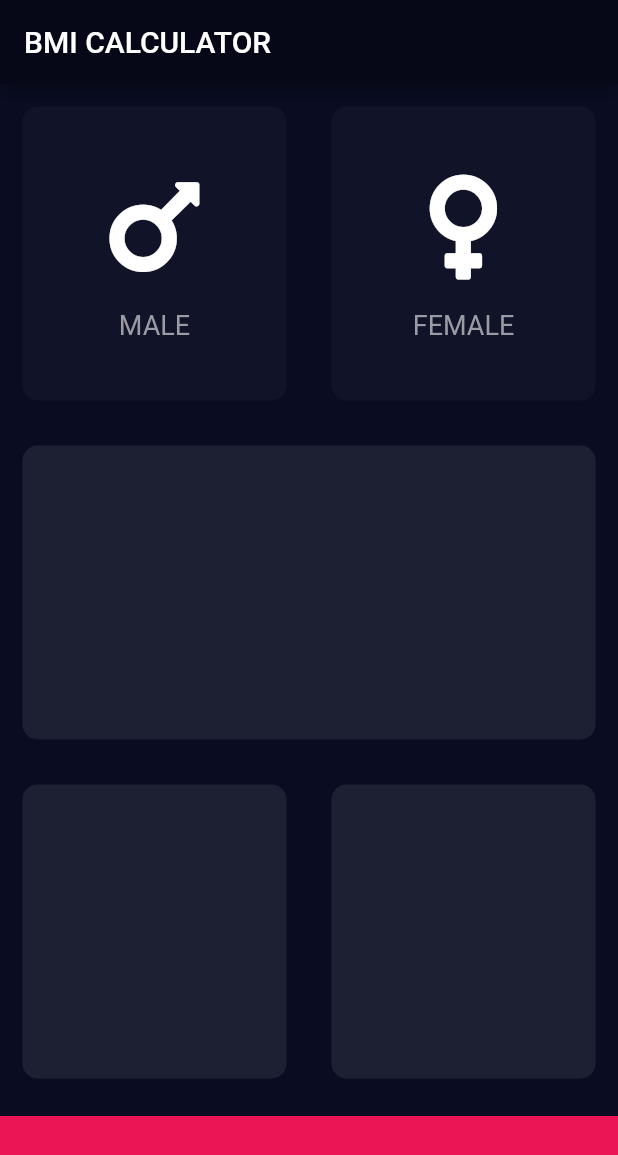
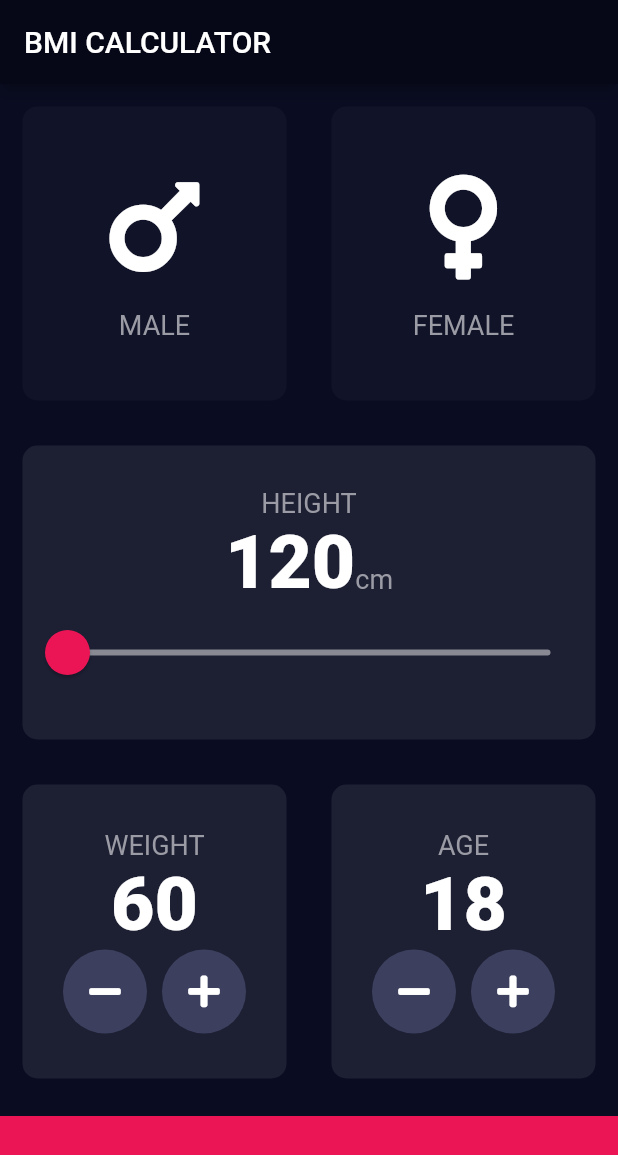
Before and after one commit to weswinggg/bmi-calculator-flutter-tutorial, a Flutter app: the screen it shows after launch, on a phone screen of 412 x 824 dp. Shown: the top 1155 px of the screen. Run offline on Flutter 3.47's test engine with Material 2 defaults, Android fonts, the phone set to English and light mode, and no system bars; our stand-ins replace font_awesome_flutter.

Commit message:
Added slider and age UI
Created constants dart file
Added Height slider
Added Weight and Age input

```diff
--- /dev/null
+++ b/lib/constants.dart
@@ -0,0 +1,16 @@
+import 'package:flutter/material.dart';
+
+const kBottomContainerHeight = 80.0;
+const kBottomContainerColor = Color(0xFFEB1555);
+const kInactiveCardColor = Color(0xFF111428);
+const kActiveCardColor = Color(0xFF1D1F33);
+
+const kLabelTextStyle = TextStyle(
+  fontSize: 18,
+  color: Color(0xFF9A9BA4),
+);
+
+const kHeavyTextStyle = TextStyle(
+    fontSize: 50.0,
+    fontWeight: FontWeight.w900
+);
--- a/lib/icon_content.dart
+++ b/lib/icon_content.dart
@@ -1,11 +1,8 @@
 import 'package:flutter/material.dart';
+import 'constants.dart';
 
 const iconSize = 80.0;
 const gapSize = 15.0;
-const labelTextStyle = TextStyle(
-  fontSize: 18,
-  color: Color(0xFF9A9BA4),
-);
 
 class IconCard extends StatelessWidget {
   const IconCard({this.icon, this.label});
@@ -27,7 +24,7 @@ class IconCard extends StatelessWidget {
         ),
         Text(
           label,
-          style: labelTextStyle,
+          style: kLabelTextStyle,
         ),
       ],
     );
--- a/lib/main.dart
+++ b/lib/main.dart
@@ -3,17 +3,9 @@ import 'package:font_awesome_flutter/font_awesome_flutter.dart';
 
 import 'icon_content.dart';
 import 'reusable_card.dart';
+import 'constants.dart';
 
-const bottomContainerHeight = 80.0;
-
-const bottomContainerColor = Color(0xFFEB1555);
-const inactiveCardColor = Color(0xFF111428);
-const activeCardColor = Color(0xFF1D1F33);
-
-enum Gender {
-  male,
-  female
-}
+enum Gender { male, female }
 
 void main() => runApp(BMICalculator());
 
@@ -35,9 +27,12 @@ class InputPage extends StatefulWidget {
 }
 
 class _InputPageState extends State<InputPage> {
+  var maleCardColor = kInactiveCardColor;
+  var femaleCardColor = kInactiveCardColor;
 
-  var maleCardColor = inactiveCardColor;
-  var femaleCardColor = inactiveCardColor;
+  int height = 120;
+  int weight = 60;
+  int age = 18;
 
   Gender currentGender;
 
@@ -53,33 +48,33 @@ class _InputPageState extends State<InputPage> {
             child: Row(
               children: [
                 Expanded(
-                  child: GestureDetector(
-                    onTap: () {
+                  child: ReusableCard(
+                      onPress: () {
                         setState(() {
                           currentGender = Gender.male;
                         });
                       },
-                    child: ReusableCard(
-                        colour: currentGender == Gender.male ? activeCardColor : inactiveCardColor,
+                      colour: currentGender == Gender.male
+                          ? kActiveCardColor
+                          : kInactiveCardColor,
                       cardChild: IconCard(
                         icon: FontAwesomeIcons.mars,
                         label: 'MALE',
                       )),
                 ),
-                ),
                 Expanded(
-                  child: GestureDetector(
-                    onTap: () {
+                  child: ReusableCard(
+                    onPress: () {
                       setState(() {
                         currentGender = Gender.female;
                       });
                     },
-                    child: ReusableCard(
-                      colour: currentGender == Gender.female ? activeCardColor : inactiveCardColor,
+                    colour: currentGender == Gender.female
+                        ? kActiveCardColor
+                        : kInactiveCardColor,
                     cardChild: IconCard(
                       icon: FontAwesomeIcons.venus,
                       label: 'FEMALE',
-                      ),
                     ),
                   ),
                 ),
@@ -88,7 +83,48 @@ class _InputPageState extends State<InputPage> {
           ),
           Expanded(
             child: ReusableCard(
-              colour: activeCardColor,
+              colour: kActiveCardColor,
+              cardChild: Column(
+                mainAxisAlignment: MainAxisAlignment.center,
+                children: [
+                  Text(
+                    'HEIGHT',
+                    style: kLabelTextStyle,
+                  ),
+                  Row(
+                      mainAxisAlignment: MainAxisAlignment.center,
+                      textBaseline: TextBaseline.alphabetic,
+                      crossAxisAlignment: CrossAxisAlignment.baseline,
+                      children: [
+                        Text(height.toString(), style: kHeavyTextStyle),
+                        Text(
+                          'cm',
+                          style: kLabelTextStyle,
+                        ),
+                      ]),
+                  SliderTheme(
+                    data: SliderTheme.of(context).copyWith(
+                        inactiveTrackColor: Color(0xFF888993),
+                        thumbColor: Color(0xFFEB1555),
+                        overlayColor: Color(0x29EB1555),
+                        activeTrackColor: Colors.white,
+                        thumbShape:
+                            RoundSliderThumbShape(enabledThumbRadius: 15.0),
+                        overlayShape:
+                            RoundSliderOverlayShape(overlayRadius: 30.0)),
+                    child: Slider(
+                      value: height.toDouble(),
+                      onChanged: (double value) {
+                        setState(() {
+                          height = value.round();
+                        });
+                      },
+                      min: 120,
+                      max: 220,
+                    ),
+                  )
+                ],
+              ),
             ),
           ),
           Expanded(
@@ -96,21 +132,103 @@ class _InputPageState extends State<InputPage> {
               children: [
                 Expanded(
                   child: ReusableCard(
-                    colour: activeCardColor,
+                    colour: kActiveCardColor,
+                    cardChild: Column(
+                      mainAxisAlignment: MainAxisAlignment.center,
+                      children: [
+                        Text(
+                          'WEIGHT',
+                          style: kLabelTextStyle,
+                        ),
+                        Text(
+                          weight.toString(),
+                          style: kHeavyTextStyle,
+                        ),
+                        Row(
+                          mainAxisAlignment: MainAxisAlignment.center,
+                          children: [
+                            RoundIconButton(
+                              icon: FontAwesomeIcons.minus,
+                              onPressed: () {
+                                setState(() {
+                                  weight--;
+                                });
+                              },
+                            ),
+                            // FloatingActionButton(onPressed: null,
+                            // backgroundColor: Color(0xFF3c405e),
+                            // child: Icon(Icons.add,
+                            //   color: Colors.white,),),
+                            SizedBox(
+                              width: 10.0,
+                            ),
+                            RoundIconButton(
+                              icon: FontAwesomeIcons.plus,
+                              onPressed: () {
+                                setState(() {
+                                  weight++;
+                                });
+                              },
+                            ),
+                          ],
+                        )
+                      ],
+                    ),
                   ),
                 ),
                 Expanded(
                   child: ReusableCard(
-                    colour: activeCardColor,
+                    colour: kActiveCardColor,
+                    cardChild: Column(
+                      mainAxisAlignment: MainAxisAlignment.center,
+                      children: [
+                        Text(
+                          'AGE',
+                          style: kLabelTextStyle,
+                        ),
+                        Text(
+                          age.toString(),
+                          style: kHeavyTextStyle,
+                        ),
+                        Row(
+                          mainAxisAlignment: MainAxisAlignment.center,
+                          children: [
+                            RoundIconButton(
+                              icon: FontAwesomeIcons.minus,
+                              onPressed: () {
+                                setState(() {
+                                  age--;
+                                });
+                              },
+                            ),
+                            // FloatingActionButton(onPressed: null,
+                            // backgroundColor: Color(0xFF3c405e),
+                            // child: Icon(Icons.add,
+                            //   color: Colors.white,),),
+                            SizedBox(
+                              width: 10.0,
+                            ),
+                            RoundIconButton(
+                              icon: FontAwesomeIcons.plus,
+                              onPressed: () {
+                                setState(() {
+                                  age++;
+                                });
+                              },
+                            ),
+                          ],
+                        )
+                      ],
+                    ),
                   ),
                 ),
               ],
             ),
           ),
           Container(
-            color: bottomContainerColor,
+            color: kBottomContainerColor,
             width: double.infinity,
-            height: bottomContainerHeight,
+            height: kBottomContainerHeight,
             margin: EdgeInsets.only(top: 10),
           )
         ],
@@ -118,3 +236,25 @@ class _InputPageState extends State<InputPage> {
     );
   }
 }
+
+class RoundIconButton extends StatelessWidget {
+  RoundIconButton({@required this.icon, @required this.onPressed});
+
+  final IconData icon;
+  final Function onPressed;
+
+  @override
+  Widget build(BuildContext context) {
+    return RawMaterialButton(
+      onPressed: onPressed,
+      elevation: 0.0,
+      constraints: BoxConstraints.tightFor(
+        width: 56.0,
+        height: 56.0,
+      ),
+      shape: CircleBorder(),
+      fillColor: Color(0xFF3C405E),
+      child: Icon(icon),
+    );
+  }
+}
--- a/lib/reusable_card.dart
+++ b/lib/reusable_card.dart
@@ -4,20 +4,24 @@ const cardMargin = 15.0;
 const cardBorderRadius = 10.0;
 
 class ReusableCard extends StatelessWidget {
-  ReusableCard({@required this.colour, this.cardChild});
+  ReusableCard({@required this.colour, this.cardChild, this.onPress});
 
   final Color colour;
   final Widget cardChild;
+  final Function onPress;
 
   @override
   Widget build(BuildContext context) {
-    return Container(
-      margin: EdgeInsets.all(cardMargin),
-      decoration: BoxDecoration(
-        color: colour,
-        borderRadius: BorderRadius.circular(cardBorderRadius),
+    return GestureDetector(
+      onTap: onPress,
+      child: Container(
+        margin: EdgeInsets.all(cardMargin),
+        decoration: BoxDecoration(
+          color: colour,
+          borderRadius: BorderRadius.circular(cardBorderRadius),
+        ),
+        child: cardChild,
       ),
-      child: cardChild,
     );
   }
 }
```
Lines whose indentation alone changed are shown as unchanged.
